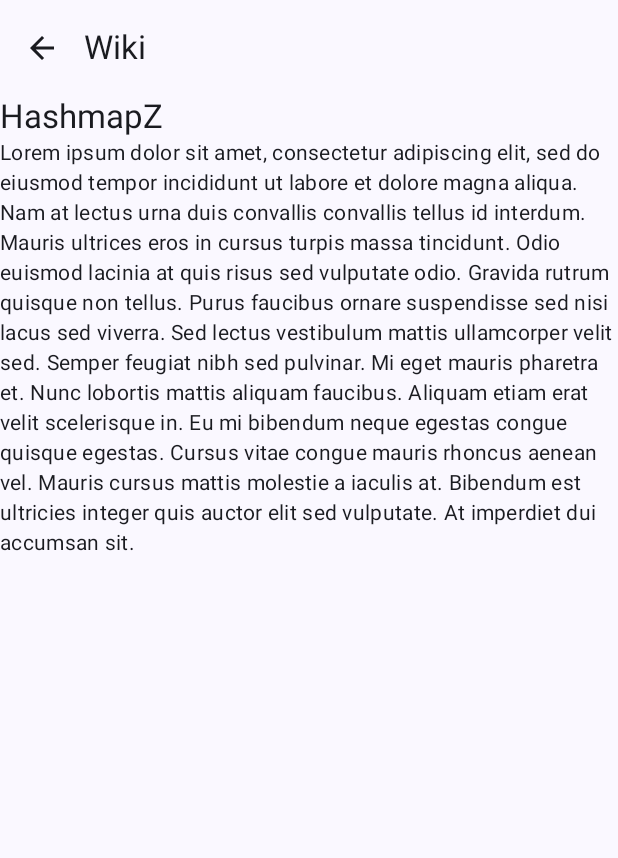
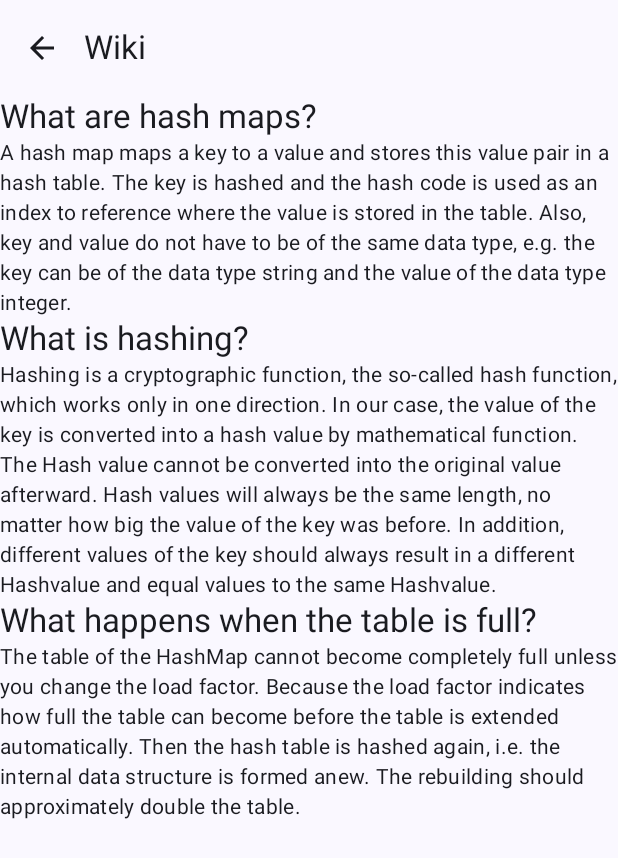
Before and after one commit to exploids/hashmapz, an Android app built with Jetpack Compose: the @Preview function DefaultPreview3, on a phone screen of 412 x 824 dp. Shown: the top 858 px of the screen. Run offline under Robolectric (Android 15) with nearby library versions, the phone set to English and light mode, and no system bars.

Commit message:
Update WikiActivity.kt
text

```diff
--- a/app/src/main/java/com/exploids/hashmapz/WikiActivity.kt
+++ b/app/src/main/java/com/exploids/hashmapz/WikiActivity.kt
@@ -1,5 +1,6 @@
 package com.exploids.hashmapz
 
+import androidx.compose.foundation.layout.Arrangement
 import androidx.compose.foundation.layout.Column
 import androidx.compose.foundation.layout.padding
 import androidx.compose.material3.ExperimentalMaterial3Api
@@ -17,12 +18,17 @@ import com.exploids.hashmapz.ui.theme.HashmapzTheme
 @Composable
 fun Wiki(navController: NavController) {
     NestedScaffold(navController = navController, title = "Wiki") {
-        Column(modifier = Modifier.padding(it)) {
-            Text(text = "HashmapZ", style = MaterialTheme.typography.titleLarge)
-            Text(
-                text = "Lorem ipsum dolor sit amet, consectetur adipiscing elit, sed do eiusmod tempor incididunt ut labore et dolore magna aliqua. Nam at lectus urna duis convallis convallis tellus id interdum. Mauris ultrices eros in cursus turpis massa tincidunt. Odio euismod lacinia at quis risus sed vulputate odio. Gravida rutrum quisque non tellus. Purus faucibus ornare suspendisse sed nisi lacus sed viverra. Sed lectus vestibulum mattis ullamcorper velit sed. Semper feugiat nibh sed pulvinar. Mi eget mauris pharetra et. Nunc lobortis mattis aliquam faucibus. Aliquam etiam erat velit scelerisque in. Eu mi bibendum neque egestas congue quisque egestas. Cursus vitae congue mauris rhoncus aenean vel. Mauris cursus mattis molestie a iaculis at. Bibendum est ultricies integer quis auctor elit sed vulputate. At imperdiet dui accumsan sit.",
-                style = MaterialTheme.typography.bodyMedium
-            )
+        Column(modifier = Modifier.padding(it)
+        ) {
+            Text(text = "What are hash maps?", style = MaterialTheme.typography.titleLarge)
+            Text(text = "A hash map maps a key to a value and stores this value pair in a hash table. The key is hashed and the hash code is used as an index to reference where the value is stored in the table. Also, key and value do not have to be of the same data type, e.g. the key can be of the data type string and the value of the data type integer.",
+                style = MaterialTheme.typography.bodyMedium)
+            Text(text = "What is hashing?", style = MaterialTheme.typography.titleLarge)
+            Text(text = "Hashing is a cryptographic function, the so-called hash function, which works only in one direction. In our case, the value of the key is converted into a hash value by mathematical function. The Hash value cannot be converted into the original value afterward. Hash values will always be the same length, no matter how big the value of the key was before. In addition, different values of the key should always result in a different Hashvalue and equal values to the same Hashvalue.",
+                style = MaterialTheme.typography.bodyMedium)
+            Text(text = "What happens when the table is full?", style = MaterialTheme.typography.titleLarge)
+            Text(text = "The table of the HashMap cannot become completely full unless you change the load factor. Because the load factor indicates how full the table can become before the table is extended automatically. Then the hash table is hashed again, i.e. the internal data structure is formed anew. The rebuilding should approximately double the table.",
+                style = MaterialTheme.typography.bodyMedium)
         }
     }
 }
```
